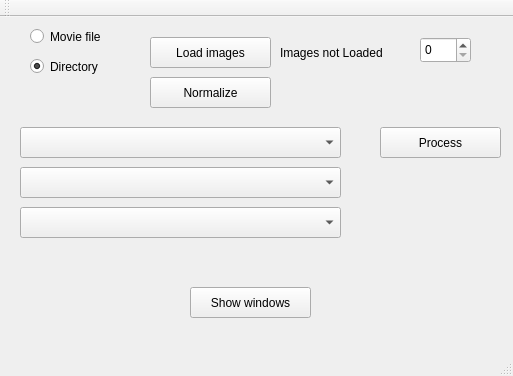
First picture: the form in src/GUI/mainwindow.ui, repository mjedros/mgr, before the edit.
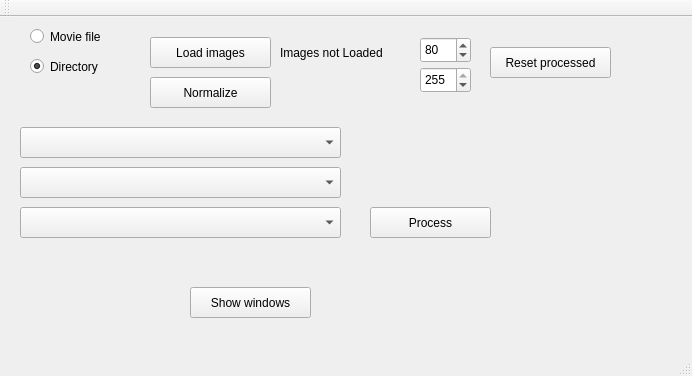
Second picture: the form after the edit.

```diff
--- a/src/GUI/mainwindow.ui
+++ b/src/GUI/mainwindow.ui
@@ -6,7 +6,7 @@
    <rect>
     <x>0</x>
     <y>0</y>
-    <width>513</width>
+    <width>692</width>
     <height>376</height>
    </rect>
   </property>
@@ -27,8 +27,8 @@
    <widget class="QPushButton" name="Process">
     <property name="geometry">
      <rect>
-      <x>380</x>
-      <y>110</y>
+      <x>370</x>
+      <y>190</y>
       <width>121</width>
       <height>31</height>
      </rect>
@@ -153,6 +153,12 @@
       <height>26</height>
      </rect>
     </property>
+    <property name="maximum">
+     <number>255</number>
+    </property>
+    <property name="value">
+     <number>80</number>
+    </property>
    </widget>
    <widget class="QPushButton" name="Normalize">
     <property name="geometry">
@@ -167,6 +173,35 @@
      <string>Normalize</string>
     </property>
    </widget>
+   <widget class="QSpinBox" name="highLevel">
+    <property name="geometry">
+     <rect>
+      <x>420</x>
+      <y>50</y>
+      <width>51</width>
+      <height>26</height>
+     </rect>
+    </property>
+    <property name="maximum">
+     <number>255</number>
+    </property>
+    <property name="value">
+     <number>255</number>
+    </property>
+   </widget>
+   <widget class="QPushButton" name="ResetProcessed">
+    <property name="geometry">
+     <rect>
+      <x>490</x>
+      <y>30</y>
+      <width>121</width>
+      <height>31</height>
+     </rect>
+    </property>
+    <property name="text">
+     <string>Reset processed</string>
+    </property>
+   </widget>
   </widget>
   <widget class="QMenuBar" name="menuBar">
    <property name="geometry">
```
Left out of the diff: 4 changed lines with no effect on the pictures.
